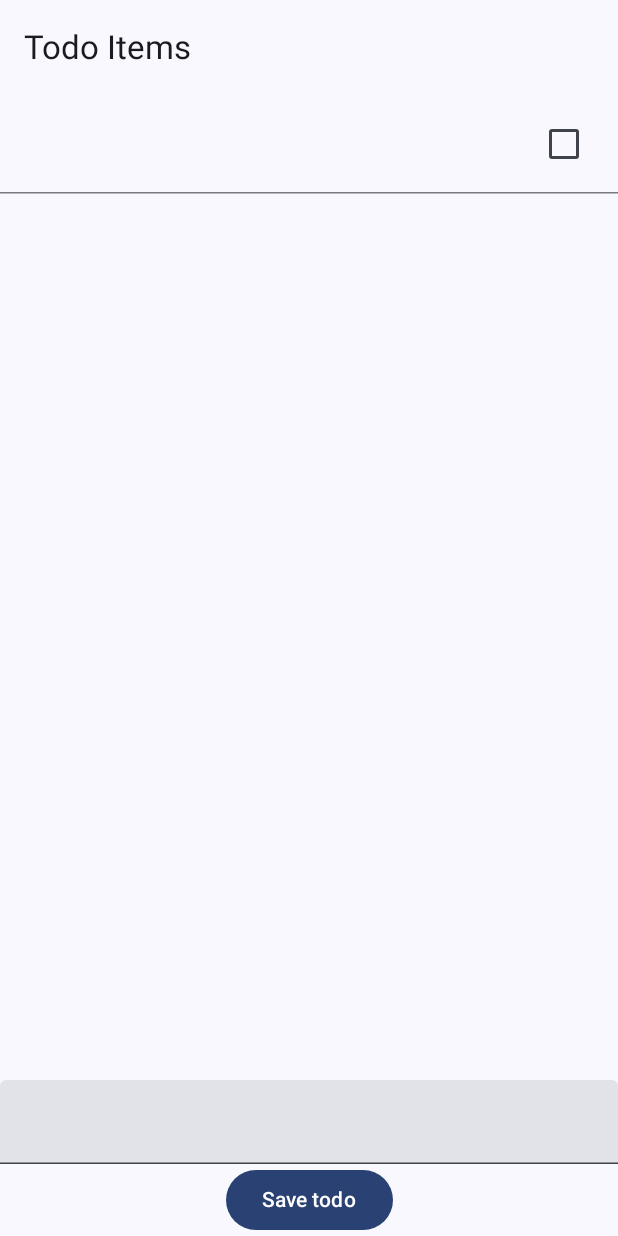
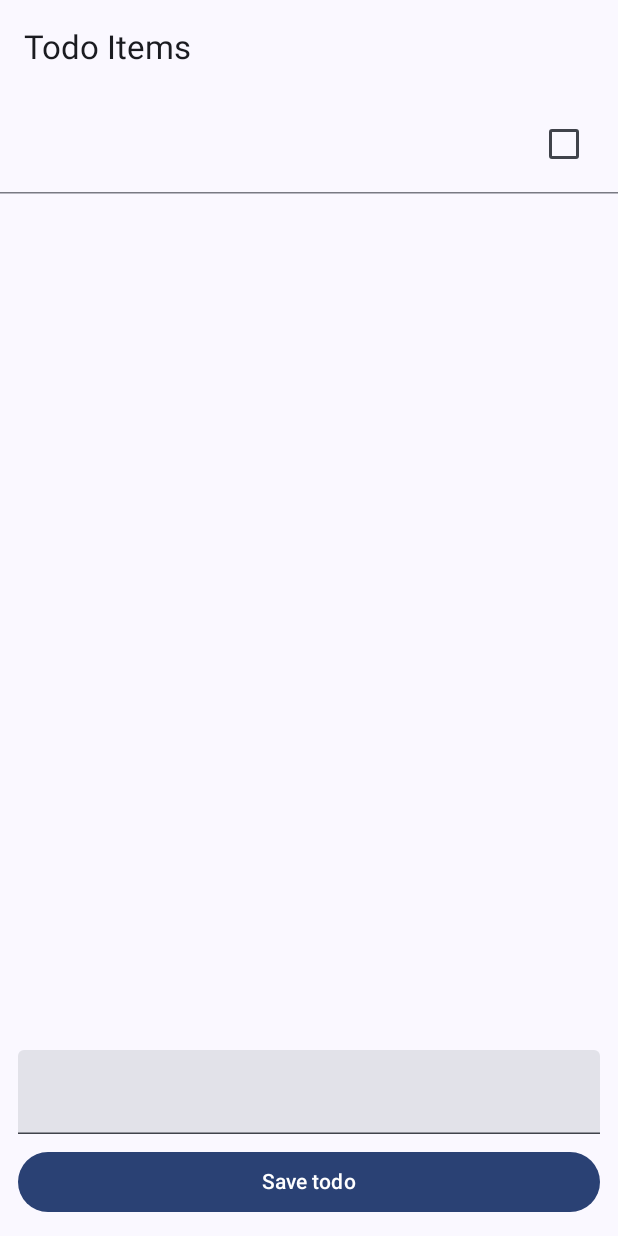
Before and after one commit to himanshuGaur684/MVI-Todo_App, an Android app built with Jetpack Compose: the screen it shows after launch (MainActivity), after a tap on "Save todo", on a phone screen of 412 x 824 dp. Run offline under Robolectric (Android 15) with nearby library versions, the phone set to English and light mode, and no system bars; our stand-ins replace Dagger/Hilt's generated code, Room's generated code.

Commit message:
Final Project

```diff
--- a/app/src/main/java/gaur/himanshu/mvitodoapp/model/local/Todo.kt
+++ b/app/src/main/java/gaur/himanshu/mvitodoapp/model/local/Todo.kt
@@ -6,7 +6,7 @@ import androidx.room.PrimaryKey
 @Entity(tableName = "todo_table")
 data class Todo(
     val title: String,
-    @PrimaryKey
+    @PrimaryKey(autoGenerate = true)
     val id: Int = 0,
     val isDone: Boolean = false
 )
--- a/app/src/main/java/gaur/himanshu/mvitodoapp/view/MainActivity.kt
+++ b/app/src/main/java/gaur/himanshu/mvitodoapp/view/MainActivity.kt
@@ -10,8 +10,10 @@ import androidx.compose.foundation.layout.Arrangement
 import androidx.compose.foundation.layout.Box
 import androidx.compose.foundation.layout.Column
 import androidx.compose.foundation.layout.Row
+import androidx.compose.foundation.layout.Spacer
 import androidx.compose.foundation.layout.fillMaxSize
 import androidx.compose.foundation.layout.fillMaxWidth
+import androidx.compose.foundation.layout.height
 import androidx.compose.foundation.layout.padding
 import androidx.compose.foundation.lazy.LazyColumn
 import androidx.compose.foundation.lazy.items
@@ -53,10 +55,8 @@ class MainActivity : ComponentActivity() {
         enableEdgeToEdge()
         setContent {
             MVITodoAppTheme {
-                Scaffold(modifier = Modifier.fillMaxSize()) { innerPadding ->
-                    Surface(modifier = Modifier.padding(innerPadding)) {
-                        val list by repository.getAllTodoList()
-                            .collectAsState(initial = emptyList())
+                Surface(modifier = Modifier.fillMaxSize()) {
+                    val list by repository.getAllTodoList().collectAsState(initial = emptyList())
                     val scope = rememberCoroutineScope()
                     MainScreen(list = list) { intent ->
                         when (intent) {
@@ -64,16 +64,16 @@ class MainActivity : ComponentActivity() {
                                 repository.delete(intent.todo)
                             }
 
-                                is TodoIntent.Insert -> scope.launch(Dispatchers.IO)  {
+                            is TodoIntent.Insert -> scope.launch(Dispatchers.IO) {
                                 repository.insert(intent.todo)
                             }
 
-                                is TodoIntent.Update -> scope.launch(Dispatchers.IO)  {
+                            is TodoIntent.Update -> scope.launch(Dispatchers.IO) {
                                 repository.update(intent.todo)
                             }
                         }
                     }
-                    }
+
                 }
             }
         }
@@ -137,17 +137,22 @@ fun MainScreen(list: List<Todo>, onIntent: (TodoIntent) -> Unit) {
             }
 
             Column(
-                modifier = Modifier.fillMaxWidth(),
+                modifier = Modifier
+                    .padding(12.dp)
+                    .fillMaxWidth(),
                 horizontalAlignment = Alignment.CenterHorizontally
             ) {
 
                 TextField(value = title.value, onValueChange = {
                     title.value = it
                 }, modifier = Modifier.fillMaxWidth())
-                Button(onClick = {
+                Spacer(modifier = Modifier.height(8.dp))
+                Button(
+                    modifier = Modifier.fillMaxWidth(),
+                    onClick = {
                         onIntent.invoke(
                             TodoIntent.Insert(
-                            Todo(title = title.value, isDone = false, id = 0)
+                                Todo(title = title.value, isDone = false)
                             )
                         )
                         title.value = ""
```
Lines whose indentation alone changed are shown as unchanged.
